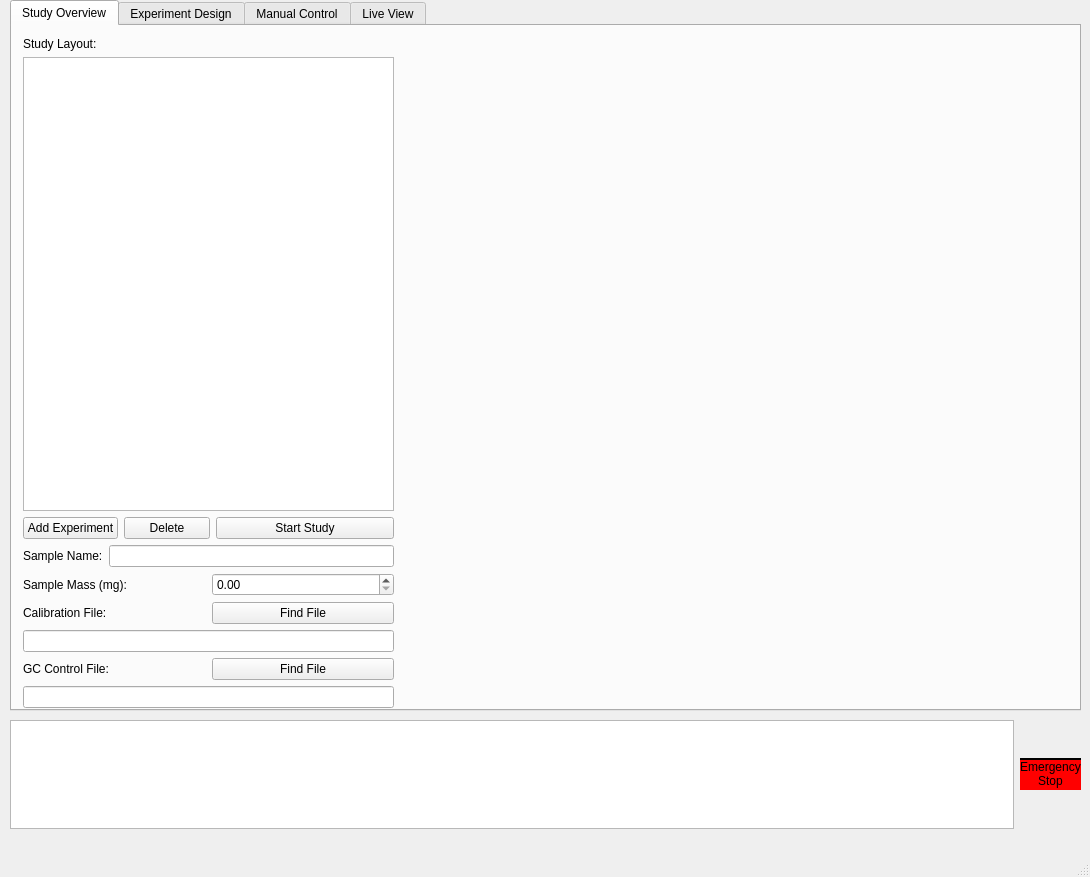
Before: the Qt Designer form photoreactor_code/reactorUI_mainwindow.ui in Dionne-Lab/catalight, drawn with Qt 5.
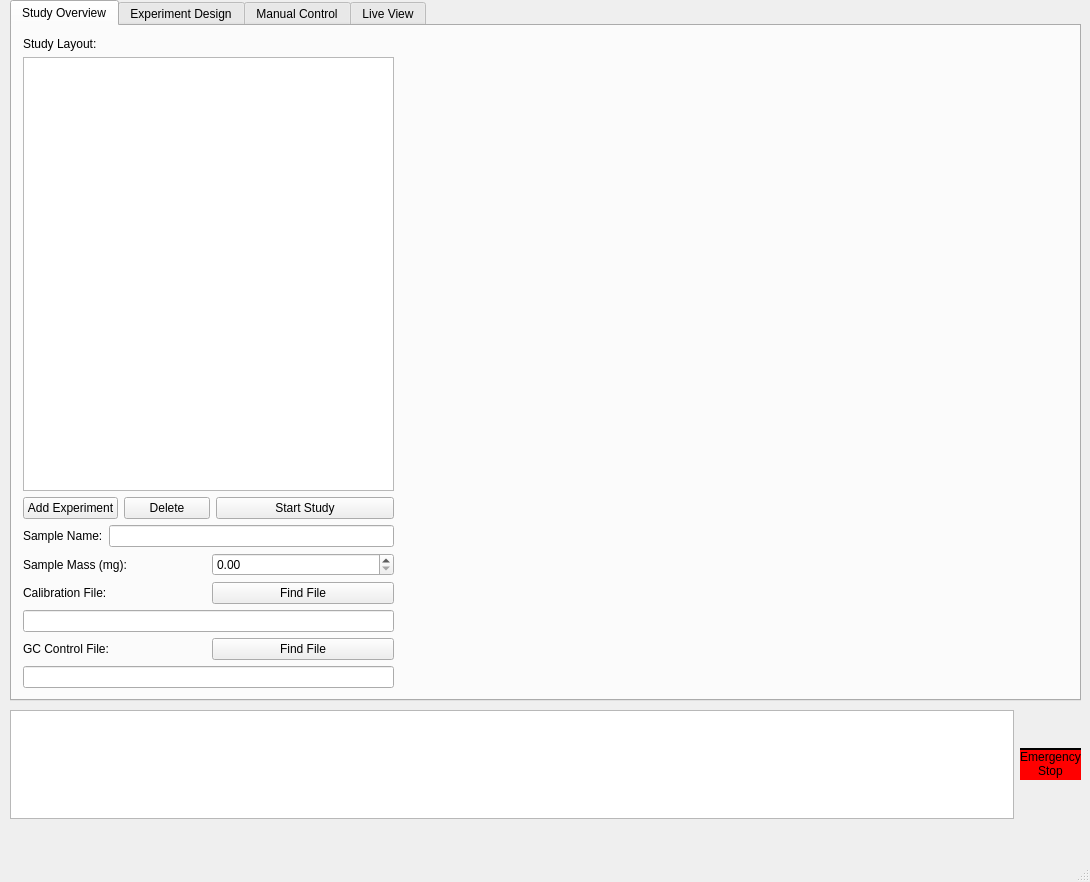
After: the same form once the commit is applied. The open tabs and pages were chosen to show the change. Icons and pictures are not drawn. Custom widgets are drawn as their Qt base class.

Commit message: weird sizing things keep recurring. fixed again...

Patch:
```diff
--- a/photoreactor_code/reactorUI_mainwindow.ui
+++ b/photoreactor_code/reactorUI_mainwindow.ui
@@ -7,7 +7,7 @@
     <x>0</x>
     <y>0</y>
     <width>1090</width>
-    <height>877</height>
+    <height>882</height>
    </rect>
   </property>
   <property name="windowTitle">
@@ -18,7 +18,7 @@
     <property name="geometry">
      <rect>
       <x>10</x>
-      <y>720</y>
+      <y>710</y>
       <width>1071</width>
       <height>109</height>
      </rect>
@@ -59,7 +59,7 @@
       <x>10</x>
       <y>0</y>
       <width>1071</width>
-      <height>711</height>
+      <height>701</height>
      </rect>
     </property>
     <property name="sizePolicy">
@@ -84,7 +84,7 @@
         <x>390</x>
         <y>10</y>
         <width>661</width>
-        <height>671</height>
+        <height>651</height>
        </rect>
       </property>
       <layout class="QVBoxLayout" name="verticalLayout_7"/>
@@ -95,7 +95,7 @@
         <x>11</x>
         <y>11</y>
         <width>371</width>
-        <height>671</height>
+        <height>651</height>
        </rect>
       </property>
       <layout class="QVBoxLayout" name="verticalLayout_3">
```
Left out of the diff: 6 changed lines with no effect on the pictures.
